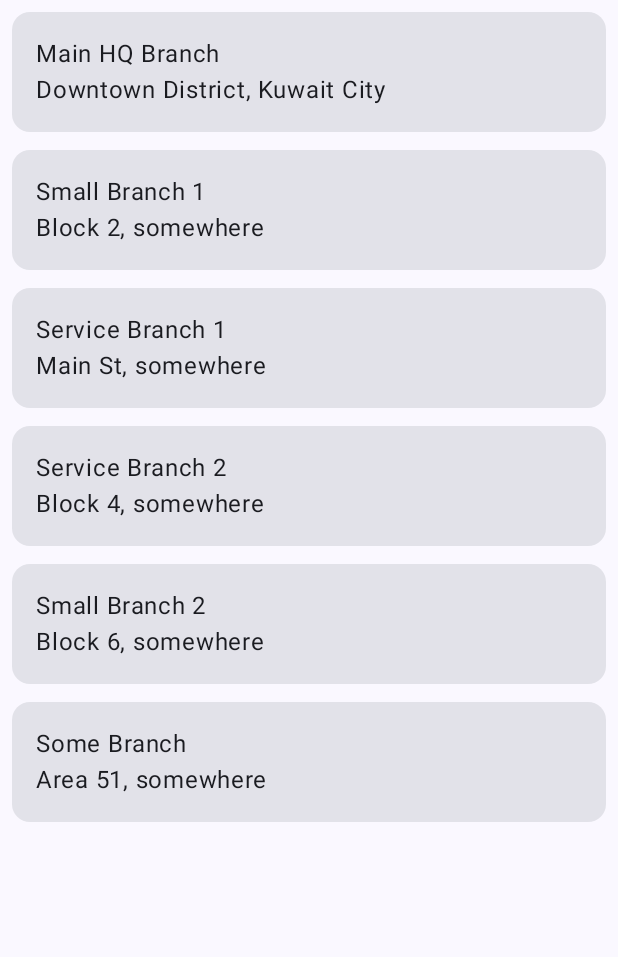
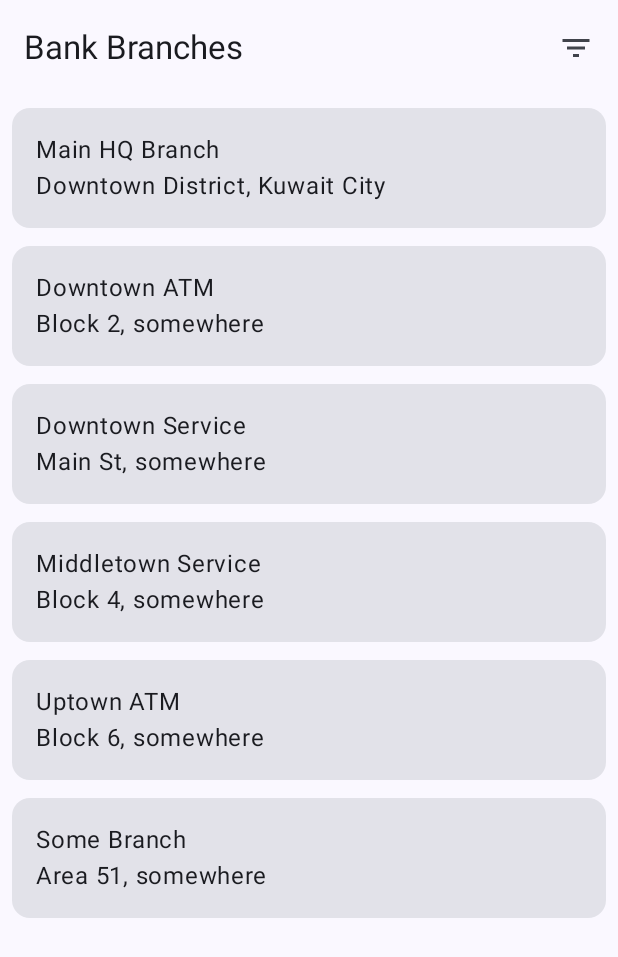
Before and after one commit to Njjoodd/MiniProject, an Android app built with Jetpack Compose: the screen it shows after launch (MainActivity), on a phone screen of 412 x 824 dp. Shown: the top 957 px of the screen. Run offline under Robolectric (Android 15) with nearby library versions, the phone set to English and light mode, and no system bars.

Commit message:
lists are filtered

```diff
--- a/app/build.gradle.kts
+++ b/app/build.gradle.kts
@@ -52,6 +52,7 @@ dependencies {
     implementation("androidx.navigation:navigation-compose:2.7.6")
     implementation(libs.coil.compose)
     implementation("io.coil-kt:coil-compose:2.4.0")
+    implementation("androidx.compose.material:material-icons-extended")
     testImplementation(libs.junit)
     androidTestImplementation(libs.androidx.junit)
     androidTestImplementation(libs.androidx.espresso.core)
--- a/app/src/main/java/com/first/miniproject/MainActivity.kt
+++ b/app/src/main/java/com/first/miniproject/MainActivity.kt
@@ -4,10 +4,14 @@ import android.os.Bundle
 import androidx.activity.ComponentActivity
 import androidx.activity.compose.setContent
 import androidx.activity.enableEdgeToEdge
-import androidx.compose.foundation.layout.fillMaxSize
-import androidx.compose.foundation.layout.padding
-import androidx.compose.material3.Scaffold
+import androidx.compose.foundation.layout.*
+import androidx.compose.material.icons.Icons
+import androidx.compose.material.icons.filled.FilterList
+import androidx.compose.material.icons.filled.Sort
+import androidx.compose.material3.*
+import androidx.compose.runtime.*
 import androidx.compose.ui.Modifier
+import androidx.compose.ui.unit.dp
 import androidx.lifecycle.viewmodel.compose.viewModel
 import androidx.navigation.compose.NavHost
 import androidx.navigation.compose.composable
@@ -17,6 +21,7 @@ import com.first.miniproject.ui.components.BranchesList
 import com.first.miniproject.ui.screens.BranchDetails
 import com.first.miniproject.ui.theme.MiniProjectTheme
 
+@OptIn(ExperimentalMaterial3Api::class)
 class MainActivity : ComponentActivity() {
     override fun onCreate(savedInstanceState: Bundle?) {
         super.onCreate(savedInstanceState)
@@ -25,8 +30,52 @@ class MainActivity : ComponentActivity() {
             MiniProjectTheme {
                 val viewModel: BranchViewModel = viewModel()
                 val navController = rememberNavController()
+                var filterMenuExpanded by remember { mutableStateOf(false) }
 
-                Scaffold(modifier = Modifier.fillMaxSize()) { innerPadding ->
+                Scaffold(
+                    modifier = Modifier.fillMaxSize(),
+                    topBar = {
+                        TopAppBar(
+                            title = { Text("Bank Branches") },
+                            actions = {
+                                if (viewModel.isFiltered) {
+                                    TextButton(onClick = { viewModel.resetBranches() }) {
+                                        Text("Reset Filters")
+                                    }
+                                }
+                                IconButton(onClick = { filterMenuExpanded = true }) {
+                                    Icon(Icons.Default.FilterList, contentDescription = "Filter")
+                                }
+                                DropdownMenu(
+                                    expanded = filterMenuExpanded,
+                                    onDismissRequest = { filterMenuExpanded = false }
+                                ) {
+                                    DropdownMenuItem(
+                                        text = { Text("Sort by Name") },
+                                        onClick = {
+                                            viewModel.sortBranchesByName()
+                                            filterMenuExpanded = false
+                                        }
+                                    )
+                                    DropdownMenuItem(
+                                        text = { Text("Sort by Type") },
+                                        onClick = {
+                                            viewModel.sortBranchesByType()
+                                            filterMenuExpanded = false
+                                        }
+                                    )
+                                    DropdownMenuItem(
+                                        text = { Text("Show 24/7") },
+                                        onClick = {
+                                            viewModel.filterBranchesByHours()
+                                            filterMenuExpanded = false
+                                        }
+                                    )
+                                }
+                            }
+                        )
+                    }
+                ) { innerPadding ->
                     NavHost(
                         navController = navController,
                         startDestination = "branchList",
@@ -41,7 +90,6 @@ class MainActivity : ComponentActivity() {
                                 }
                             )
                         }
-
                         composable("branchDetails/{branchId}") { backStackEntry ->
                             val branchId = backStackEntry.arguments?.getString("branchId")?.toIntOrNull()
                             val branch = viewModel.getBranchById(branchId ?: -1)
--- a/app/src/main/java/com/first/miniproject/model/BranchViewModel.kt
+++ b/app/src/main/java/com/first/miniproject/model/BranchViewModel.kt
@@ -13,9 +13,45 @@ class BranchViewModel : ViewModel() {
     var favoriteBranchId by mutableStateOf<Int?>(null)
         private set
 
+    var isSortedByName by mutableStateOf(false)
+        private set
+
+    var isSortedByType by mutableStateOf(false)
+        private set
+
+    var isFiltered by mutableStateOf(false)
+        private set
+
+    fun sortBranchesByName() {
+        branches = branches.sortedBy { it.name }
+        isFiltered = true
+    }
+
+    fun sortBranchesByType() {
+        branches = branches.sortedBy { it.type.name }
+        isFiltered = true
+    }
+
+
+    fun filterBranchesByHours() {
+        branches = BranchRepository.dummyBranches.filter {
+            it.hours.contains("24/7", ignoreCase = true)
+        }
+        isFiltered = true
+        isSortedByName = false
+        isSortedByType = false
+    }
+
+    fun resetBranches() {
+        branches = BranchRepository.dummyBranches
+        isFiltered = false
+    }
+
     fun setFavorite(branchId: Int) {
         favoriteBranchId = if (favoriteBranchId == branchId) null else branchId
     }
+
+
 
     fun isFavorite(branchId: Int): Boolean {
         return branchId == favoriteBranchId
--- a/app/src/main/java/com/first/miniproject/ui/components/BranchRepository.kt
+++ b/app/src/main/java/com/first/miniproject/ui/components/BranchRepository.kt
@@ -19,7 +19,7 @@ object BranchRepository {
         ),
         Branch(
             id = 2,
-            name = "Small Branch 1",
+            name = "Downtown ATM",
             type = BranchType.ATM,
             address = "Block 2, somewhere",
             phone = "+965 00000001",
@@ -29,7 +29,7 @@ object BranchRepository {
         ),
         Branch(
             id = 3,
-            name = "Service Branch 1",
+            name = "Downtown Service",
             type = BranchType.SERVICE,
             address = "Main St, somewhere",
             phone = "+965 00000002",
@@ -39,7 +39,7 @@ object BranchRepository {
         ),
         Branch(
             id = 4,
-            name = "Service Branch 2",
+            name = "Middletown Service",
             type = BranchType.SERVICE,
             address = "Block 4, somewhere",
             phone = "+965 00000003",
@@ -49,7 +49,7 @@ object BranchRepository {
         ),
         Branch(
             id = 5,
-            name = "Small Branch 2",
+            name = "Uptown ATM",
             type = BranchType.ATM,
             address = "Block 6, somewhere",
             phone = "+965 00000004",
```
